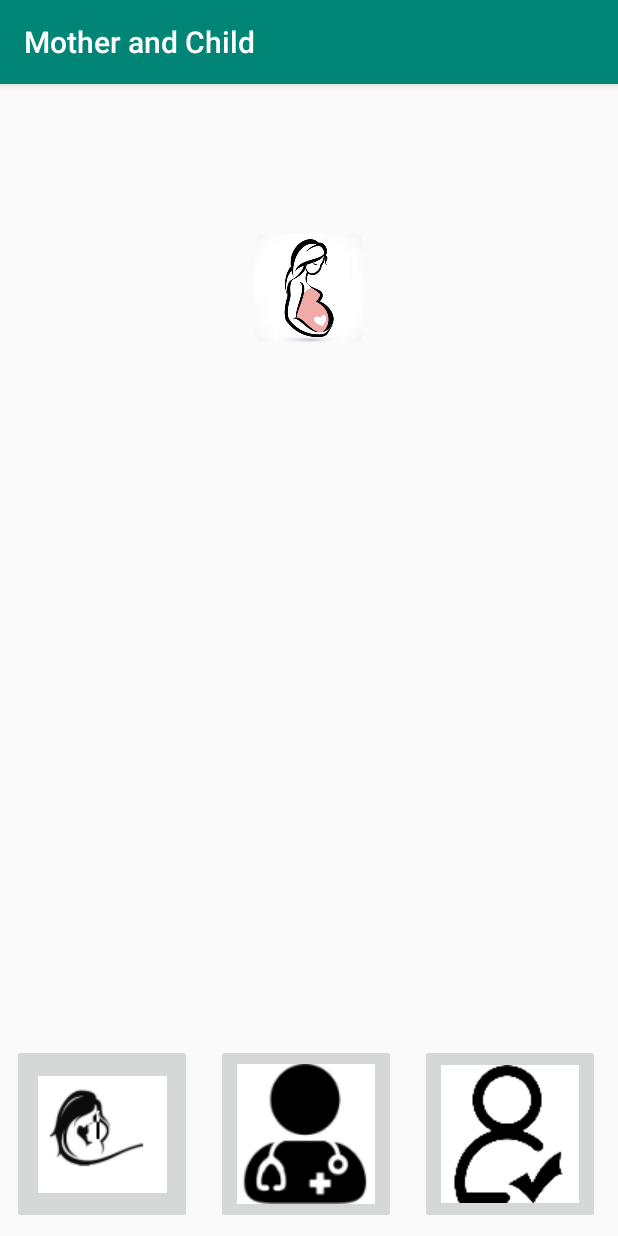
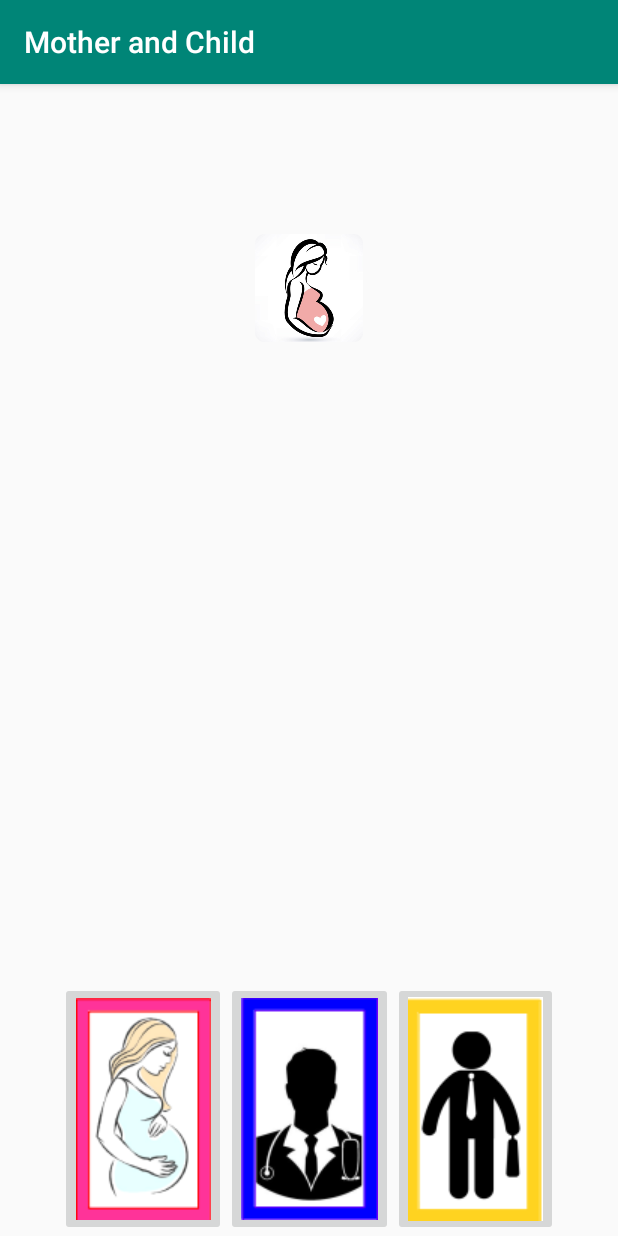
Before and after one commit to mrinalsenapati04/MotherandChild, an Android app: the screen it shows after launch (MainActivity), on a phone screen of 412 x 824 dp. Run offline under Robolectric (Android 15) with nearby library versions, the phone set to English and light mode, and no system bars.

Commit message:
changed layouts

```diff
--- a/app/src/main/res/layout/activity_login_employee.xml
+++ b/app/src/main/res/layout/activity_login_employee.xml
@@ -30,7 +30,9 @@
             android:id="@+id/button_employeelogin"
             style="@style/ButtonStyle"
             android:background="@drawable/round_button"
-            android:text="LOGIN" />
+            android:text="LOGIN"
+            android:textColor="#ffffff"
+            android:textStyle="bold" />
 
         <TextView
             android:id="@+id/textview_employeeregister"
--- a/app/src/main/res/layout/activity_main.xml
+++ b/app/src/main/res/layout/activity_main.xml
@@ -21,28 +21,29 @@
         android:layout_width="match_parent"
         android:layout_height="wrap_content"
         android:orientation="horizontal"
-        app:layout_constraintBottom_toBottomOf="parent">
+        app:layout_constraintBottom_toBottomOf="parent"
+        android:layout_marginHorizontal="40dp">
 
        <ImageButton
            android:id="@+id/imagebutton_mother"
-           android:src="@drawable/m"
-           android:layout_margin="8dp"
-           android:layout_width="120dp"
-           android:layout_height="120dp" />
+           android:src="@drawable/motherpreg2"
+           android:layout_width="wrap_content"
+           android:layout_height="match_parent"
+           android:layout_weight="10" />
 
         <ImageButton
             android:id="@+id/imagebutton_doctor"
-            android:src="@drawable/d"
-            android:layout_margin="8dp"
-            android:layout_width="120dp"
-            android:layout_height="120dp" />
+            android:src="@drawable/doc"
+            android:layout_width="wrap_content"
+            android:layout_height="match_parent"
+            android:layout_weight="10" />
 
         <ImageButton
             android:id="@+id/imagebutton_employee"
-            android:src="@drawable/e"
-            android:layout_margin="8dp"
-            android:layout_width="120dp"
-            android:layout_height="120dp" />
+            android:src="@drawable/employee"
+            android:layout_width="wrap_content"
+            android:layout_height="match_parent"
+            android:layout_weight="10" />
 
     </LinearLayout>
 
--- a/app/src/main/res/layout/activity_second_trimester.xml
+++ b/app/src/main/res/layout/activity_second_trimester.xml
@@ -25,7 +25,7 @@
             android:layout_height="wrap_content"
             android:text="Diet Plan for Second Trimester"
             android:textAlignment="center"
-            android:textColor="#FF3D00"
+            android:textColor="#000000"
             android:textSize="30sp"
             android:textStyle="bold" />
 
--- a/app/src/main/res/layout/activity_third_trimester.xml
+++ b/app/src/main/res/layout/activity_third_trimester.xml
@@ -25,7 +25,7 @@
             android:layout_height="wrap_content"
             android:text="Diet Plan for Third Trimester"
             android:textAlignment="center"
-            android:textColor="#FF3D00"
+            android:textColor="#000000"
             android:textSize="30sp"
             android:textStyle="bold" />
 
--- a/app/src/main/res/layout/activity_thirdmonthset.xml
+++ b/app/src/main/res/layout/activity_thirdmonthset.xml
@@ -25,7 +25,7 @@
             android:layout_height="wrap_content"
             android:text="Diet Plan for 6-8 Months"
             android:textAlignment="center"
-            android:textColor="#FF3D00"
+            android:textColor="#000000"
             android:textSize="30sp"
             android:textStyle="bold" />
 
--- a/app/src/main/res/layout/activity_user_update_details.xml
+++ b/app/src/main/res/layout/activity_user_update_details.xml
@@ -4,7 +4,8 @@
     xmlns:tools="http://schemas.android.com/tools"
     android:layout_width="match_parent"
     android:layout_height="match_parent"
-    tools:context=".UserUpdateDetails">
+    tools:context=".UserUpdateDetails"
+    android:background="@drawable/background">
 
     <LinearLayout
         style="@style/LinearLayoutStyle"
```
Also changed, not shown: app/src/main/res/layout/activity_login_doctor.xml (+4 -3 lines), app/src/main/res/layout/activity_login_user.xml (+6 -12 lines), app/src/main/res/layout/activity_user_food_and_nutrition.xml (+21 -12 lines), app/src/main/res/drawable/doc.png (added), app/src/main/res/drawable/doctorsign.jpg (added), app/src/main/res/drawable/employee.png (added), app/src/main/res/drawable/mom.png (added), app/src/main/res/drawable/motherpreg2.png (added).
